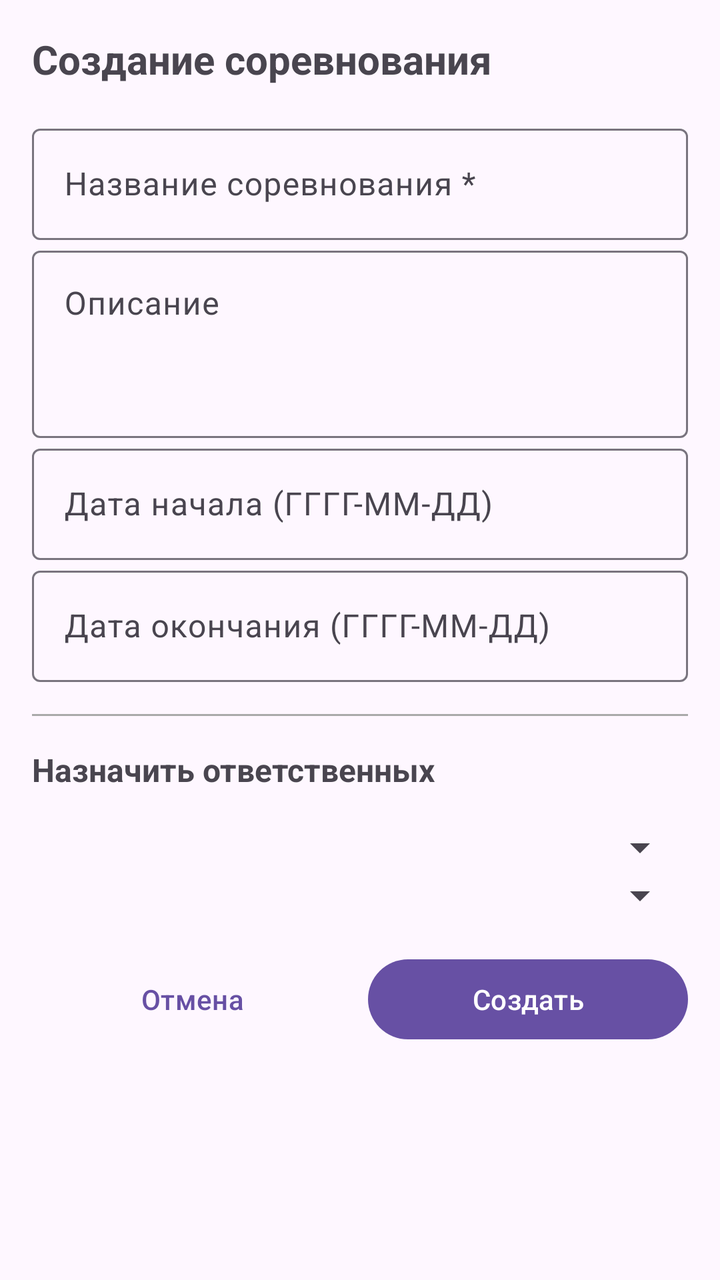
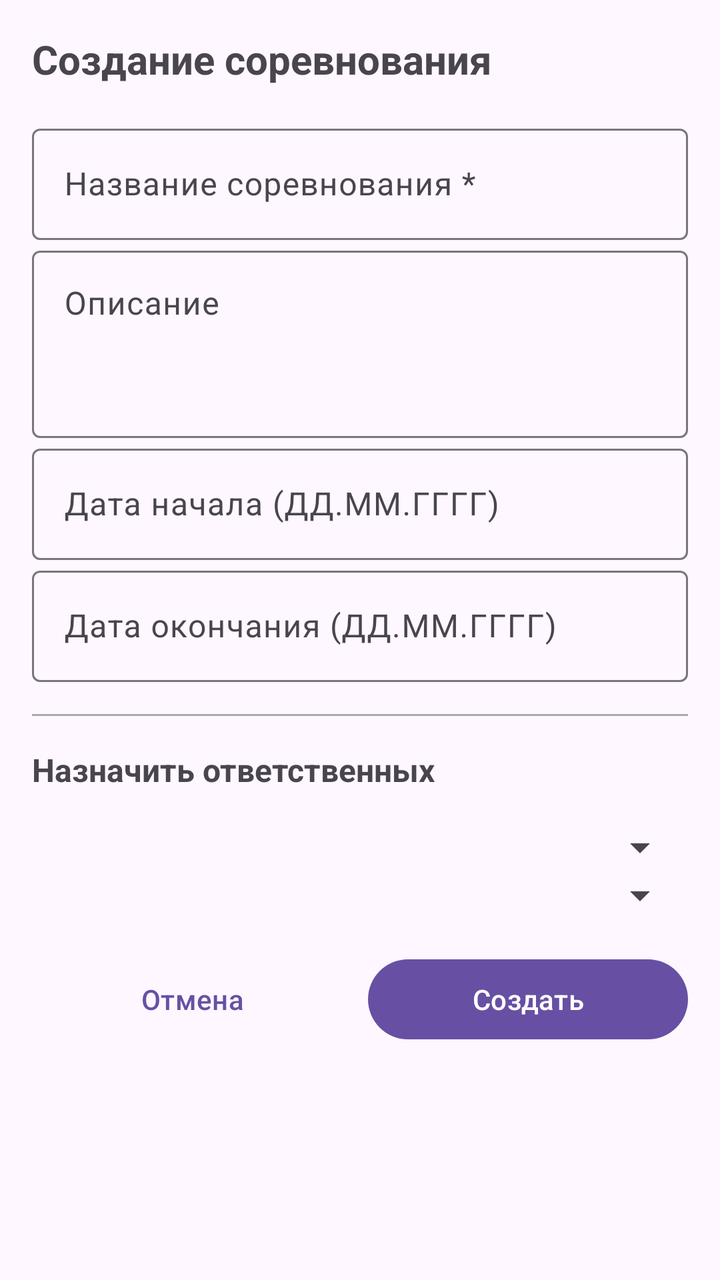

Before-and-after screenshots of an Android layout around one commit, followed by the original layout XML and the change that was made.
<!-- AndroidManifest.xml: application theme Theme.Material3.DayNight.NoActionBar -->
<!-- res/layout/bottom_sheet_competition.xml -->
<?xml version="1.0" encoding="utf-8"?>
<LinearLayout xmlns:android="http://schemas.android.com/apk/res/android"
    xmlns:app="http://schemas.android.com/apk/res-auto"
    android:layout_width="match_parent"
    android:layout_height="wrap_content"
    android:orientation="vertical"
    android:padding="16dp">

    <TextView
        android:layout_width="wrap_content"
        android:layout_height="wrap_content"
        android:text="Создание соревнования"
        android:textSize="20sp"
        android:textStyle="bold"
        android:layout_marginBottom="16dp"/>

    <ScrollView
        android:layout_width="match_parent"
        android:layout_height="wrap_content"
        android:maxHeight="500dp">

        <LinearLayout
            android:layout_width="match_parent"
            android:layout_height="wrap_content"
            android:orientation="vertical">

            
            <com.google.android.material.textfield.TextInputLayout
                android:layout_width="match_parent"
                android:layout_height="wrap_content"
                android:hint="Название соревнования *"
                style="@style/Widget.Material3.TextInputLayout.OutlinedBox">

                <com.google.android.material.textfield.TextInputEditText
                    android:id="@+id/etCompetitionName"
                    android:layout_width="match_parent"
                    android:layout_height="wrap_content"
                    android:inputType="textCapWords"/>
            </com.google.android.material.textfield.TextInputLayout>

            
            <com.google.android.material.textfield.TextInputLayout
                android:layout_width="match_parent"
                android:layout_height="wrap_content"
                android:hint="Описание"
                style="@style/Widget.Material3.TextInputLayout.OutlinedBox">

                <com.google.android.material.textfield.TextInputEditText
                    android:id="@+id/etCompetitionDescription"
                    android:layout_width="match_parent"
                    android:layout_height="wrap_content"
                    android:minLines="3"
                    android:gravity="top"
                    android:inputType="textMultiLine"/>
            </com.google.android.material.textfield.TextInputLayout>

            
            <com.google.android.material.textfield.TextInputLayout
                android:layout_width="match_parent"
                android:layout_height="wrap_content"
                android:hint="Дата начала (ГГГГ-ММ-ДД)"
                style="@style/Widget.Material3.TextInputLayout.OutlinedBox">

                <com.google.android.material.textfield.TextInputEditText
                    android:id="@+id/etStartDate"
                    android:layout_width="match_parent"
                    android:layout_height="wrap_content"
                    android:inputType="date"/>
            </com.google.android.material.textfield.TextInputLayout>

            
            <com.google.android.material.textfield.TextInputLayout
                android:layout_width="match_parent"
                android:layout_height="wrap_content"
                android:hint="Дата окончания (ГГГГ-ММ-ДД)"
                style="@style/Widget.Material3.TextInputLayout.OutlinedBox">

                <com.google.android.material.textfield.TextInputEditText
                    android:id="@+id/etEndDate"
                    android:layout_width="match_parent"
                    android:layout_height="wrap_content"
                    android:inputType="date"/>
            </com.google.android.material.textfield.TextInputLayout>

            
            <View
                android:layout_width="match_parent"
                android:layout_height="1dp"
                android:background="@android:color/darker_gray"
                android:layout_marginVertical="16dp"/>

            
            <TextView
                android:layout_width="wrap_content"
                android:layout_height="wrap_content"
                android:text="Назначить ответственных"
                android:textSize="16sp"
                android:textStyle="bold"
                android:layout_marginBottom="16dp"/>

            
            <com.google.android.material.textfield.TextInputLayout
                android:layout_width="match_parent"
                android:layout_height="wrap_content"
                android:hint="Судья"
                style="@style/Widget.Material3.TextInputLayout.OutlinedBox">

                <Spinner
                    android:id="@+id/spinnerJudge"
                    android:layout_width="match_parent"
                    android:layout_height="wrap_content"/>
            </com.google.android.material.textfield.TextInputLayout>

            
            <com.google.android.material.textfield.TextInputLayout
                android:layout_width="match_parent"
                android:layout_height="wrap_content"
                android:hint="Секретарь"
                style="@style/Widget.Material3.TextInputLayout.OutlinedBox">

                <Spinner
                    android:id="@+id/spinnerSecretary"
                    android:layout_width="match_parent"
                    android:layout_height="wrap_content"/>
            </com.google.android.material.textfield.TextInputLayout>

        </LinearLayout>
    </ScrollView>

    <LinearLayout
        android:layout_width="match_parent"
        android:layout_height="wrap_content"
        android:orientation="horizontal"
        android:layout_marginTop="16dp">

        <Button
            android:id="@+id/btnCancelCompetition"
            android:layout_width="0dp"
            android:layout_height="wrap_content"
            android:layout_weight="1"
            android:text="Отмена"
            android:layout_marginEnd="8dp"
            style="@style/Widget.Material3.Button.TextButton"/>

        <Button
            android:id="@+id/btnSaveCompetition"
            android:layout_width="0dp"
            android:layout_height="wrap_content"
            android:layout_weight="1"
            android:text="Создать"
            style="@style/Widget.Material3.Button"/>
    </LinearLayout>

</LinearLayout>
<!-- resources referenced by this layout -->
<resources>

</resources>

<!-- the commit's change to res/layout/bottom_sheet_competition.xml (unified diff, before → after) -->
@@ -58,7 +58,7 @@
             <com.google.android.material.textfield.TextInputLayout
                 android:layout_width="match_parent"
                 android:layout_height="wrap_content"
-                android:hint="Дата начала (ГГГГ-ММ-ДД)"
+                android:hint="Дата начала (ДД.ММ.ГГГГ)"
                 style="@style/Widget.Material3.TextInputLayout.OutlinedBox">
 
                 <com.google.android.material.textfield.TextInputEditText
@@ -72,7 +72,7 @@
             <com.google.android.material.textfield.TextInputLayout
                 android:layout_width="match_parent"
                 android:layout_height="wrap_content"
-                android:hint="Дата окончания (ГГГГ-ММ-ДД)"
+                android:hint="Дата окончания (ДД.ММ.ГГГГ)"
                 style="@style/Widget.Material3.TextInputLayout.OutlinedBox">
 
                 <com.google.android.material.textfield.TextInputEditText
